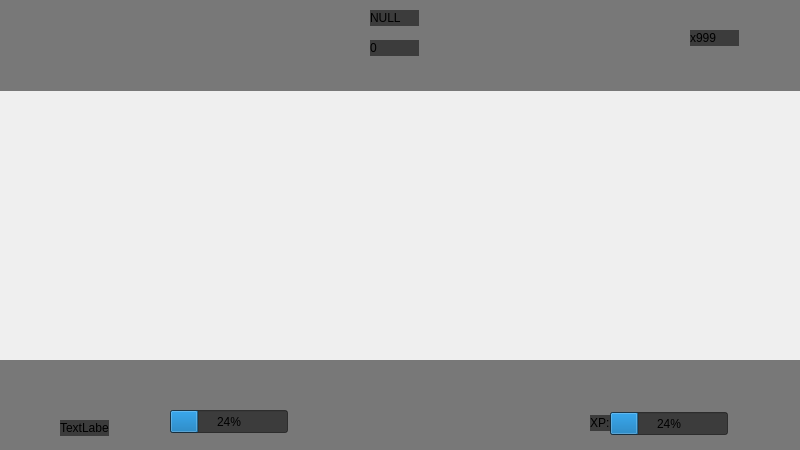
Before: the Qt Designer form data/screens/mapscreen.ui in AsuraDiso/Dice-or-Die, drawn with Qt 5.
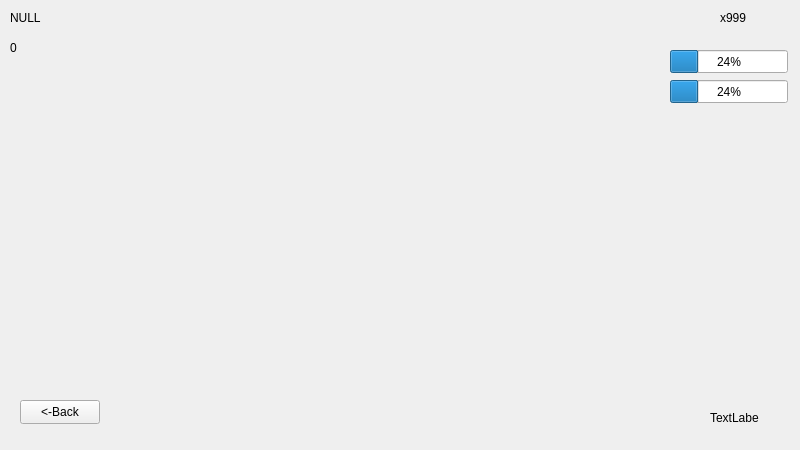
After: the same form once the commit is applied. Custom widgets are drawn as their Qt base class.

```diff
--- a/data/screens/mapscreen.ui
+++ b/data/screens/mapscreen.ui
@@ -13,111 +13,34 @@
   <property name="windowTitle">
    <string>Form</string>
   </property>
-  <widget class="QWidget" name="gridLayoutWidget">
+  <widget class="Widget" name="gridWidget" native="true">
    <property name="geometry">
     <rect>
-     <x>110</x>
-     <y>110</y>
-     <width>591</width>
-     <height>231</height>
-    </rect>
-   </property>
-   <layout class="QGridLayout" name="map"/>
-  </widget>
-  <widget class="Widget" name="widget" native="true">
-   <property name="geometry">
-    <rect>
-     <x>0</x>
-     <y>360</y>
-     <width>801</width>
-     <height>91</height>
-    </rect>
-   </property>
-   <property name="styleSheet">
-    <string notr="true">background-color: rgba(0,0,0,0.5)</string>
-   </property>
-   <widget class="TextImage" name="nextlevel_xp_label">
-    <property name="geometry">
-     <rect>
-      <x>590</x>
-      <y>55</y>
-      <width>31</width>
-      <height>16</height>
-     </rect>
-    </property>
-    <property name="text">
-     <string>XP:</string>
-    </property>
-   </widget>
-   <widget class="TextImage" name="playericon">
-    <property name="geometry">
-     <rect>
-      <x>60</x>
-      <y>60</y>
-      <width>49</width>
-      <height>16</height>
-     </rect>
-    </property>
-    <property name="text">
-     <string>TextLabel</string>
-    </property>
-   </widget>
-   <widget class="QProgressBar" name="nextlevel_xp">
-    <property name="geometry">
-     <rect>
-      <x>610</x>
-      <y>52</y>
-      <width>118</width>
-      <height>23</height>
-     </rect>
-    </property>
-    <property name="value">
-     <number>24</number>
-    </property>
-   </widget>
-   <widget class="QProgressBar" name="progressBar">
-    <property name="geometry">
-     <rect>
-      <x>170</x>
-      <y>50</y>
-      <width>118</width>
-      <height>23</height>
-     </rect>
-    </property>
-    <property name="value">
-     <number>24</number>
-    </property>
-   </widget>
-  </widget>
-  <widget class="Widget" name="widget_2" native="true">
-   <property name="geometry">
-    <rect>
-     <x>0</x>
+     <x>160</x>
      <y>0</y>
-     <width>801</width>
-     <height>91</height>
+     <width>481</width>
+     <height>451</height>
     </rect>
    </property>
-   <property name="styleSheet">
-    <string notr="true">background-color: rgba(0,0,0,0.5)</string>
-   </property>
-   <widget class="TextImage" name="coins">
+   <layout class="QGridLayout" name="map"/>
+  </widget>
+  <widget class="Button" name="backbtn">
     <property name="geometry">
      <rect>
-      <x>690</x>
-      <y>30</y>
-      <width>49</width>
-      <height>16</height>
+     <x>20</x>
+     <y>400</y>
+     <width>80</width>
+     <height>24</height>
      </rect>
     </property>
     <property name="text">
-     <string>x999</string>
+    <string>&lt;-Back</string>
     </property>
    </widget>
    <widget class="TextImage" name="level_depth">
     <property name="geometry">
      <rect>
-      <x>370</x>
+     <x>10</x>
       <y>40</y>
       <width>49</width>
       <height>16</height>
@@ -130,7 +53,7 @@
    <widget class="TextImage" name="levelname">
     <property name="geometry">
      <rect>
-      <x>370</x>
+     <x>10</x>
       <y>10</y>
       <width>49</width>
       <height>16</height>
@@ -140,6 +63,57 @@
      <string>NULL</string>
     </property>
    </widget>
+  <widget class="TextImage" name="playericon">
+   <property name="geometry">
+    <rect>
+     <x>710</x>
+     <y>410</y>
+     <width>49</width>
+     <height>16</height>
+    </rect>
+   </property>
+   <property name="text">
+    <string>TextLabel</string>
+   </property>
+  </widget>
+  <widget class="TextImage" name="coins">
+   <property name="geometry">
+    <rect>
+     <x>720</x>
+     <y>10</y>
+     <width>49</width>
+     <height>16</height>
+    </rect>
+   </property>
+   <property name="text">
+    <string>x999</string>
+   </property>
+  </widget>
+  <widget class="ProgressBar" name="health_val">
+   <property name="geometry">
+    <rect>
+     <x>670</x>
+     <y>50</y>
+     <width>118</width>
+     <height>23</height>
+    </rect>
+   </property>
+   <property name="value">
+    <number>24</number>
+   </property>
+  </widget>
+  <widget class="ProgressBar" name="nextlevel_xp">
+   <property name="geometry">
+    <rect>
+     <x>670</x>
+     <y>80</y>
+     <width>118</width>
+     <height>23</height>
+    </rect>
+   </property>
+   <property name="value">
+    <number>24</number>
+   </property>
   </widget>
  </widget>
  <customwidgets>
@@ -154,6 +128,16 @@
    <header>data/widgets/widget.h</header>
    <container>1</container>
   </customwidget>
+  <customwidget>
+   <class>Button</class>
+   <extends>QPushButton</extends>
+   <header>data/widgets/button.h</header>
+  </customwidget>
+  <customwidget>
+   <class>ProgressBar</class>
+   <extends>QProgressBar</extends>
+   <header>data/widgets/progressbar.h</header>
+  </customwidget>
  </customwidgets>
  <resources/>
  <connections/>
```
Lines whose indentation alone changed are shown as unchanged.
